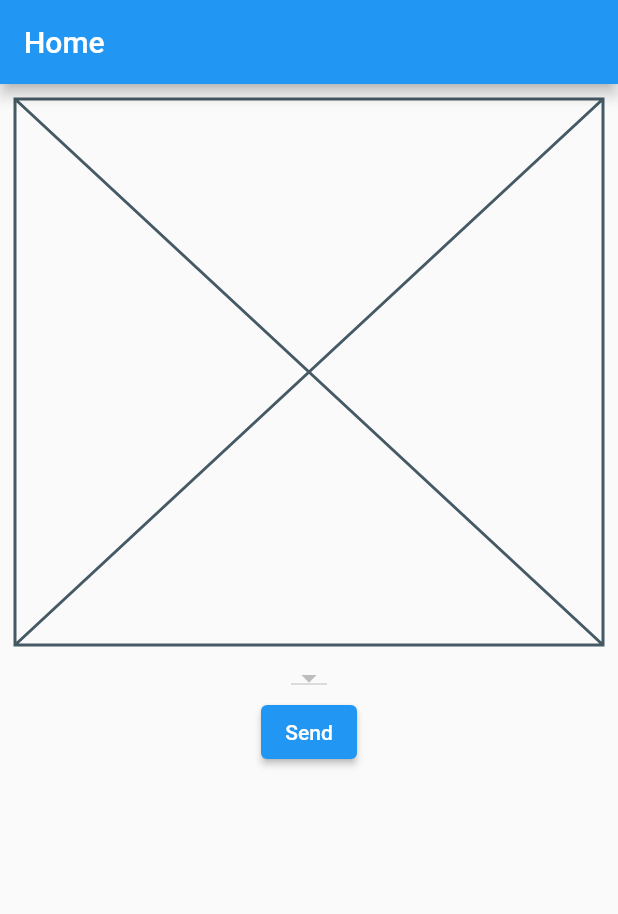
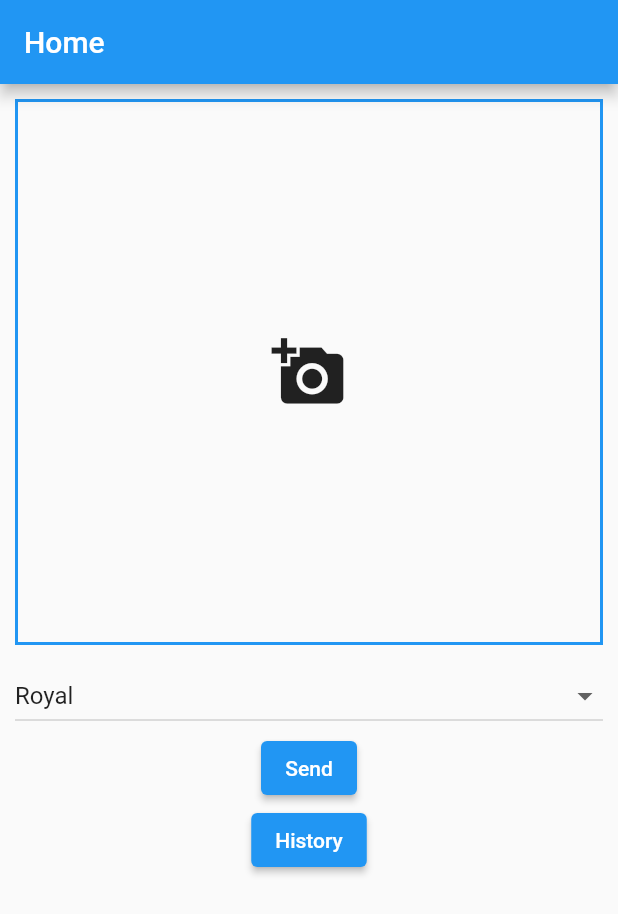
Before and after one commit to casaumayman/Smart-AI-for-house-design-mobile-app, a Flutter app: the screen it shows after launch, on a phone screen of 412 x 824 dp. Shown: the top 914 px of the screen. Run offline on Flutter 3.47's test engine with Material 2 defaults, Android fonts, the phone set to English and light mode, and no system bars; our stand-ins replace get, image_picker.

Commit message:
picker images

```diff
--- a/lib/main.dart
+++ b/lib/main.dart
@@ -1,4 +1,5 @@
 import 'package:change_house_colors/constants/theme.dart';
+import 'package:change_house_colors/modules/home/home_binding.dart';
 import 'package:change_house_colors/routes/routes.dart';
 import 'package:flutter/material.dart';
 import 'package:get/get.dart';
@@ -18,6 +19,7 @@ class MyApp extends StatelessWidget {
       theme: appTheme,
       getPages: Routes.pages,
       initialRoute: "/",
+      initialBinding: HomeBinding(),
     );
   }
 }
--- a/lib/modules/home/components/image.dart
+++ b/lib/modules/home/components/image.dart
@@ -1,13 +1,58 @@
-import 'package:flutter/widgets.dart';
+import 'dart:io';
 
-class DisplayImage extends StatelessWidget {
+import 'package:change_house_colors/modules/home/home_controller.dart';
+import 'package:flutter/material.dart';
+import 'package:get/get.dart';
+import 'package:image_picker/image_picker.dart';
+
+class DisplayImage extends GetView<HomeController> {
   const DisplayImage({super.key});
 
   @override
   Widget build(BuildContext context) {
     return Container(
+      width: double.infinity,
+      decoration: BoxDecoration(
+          border: Border.all(
+              color: Theme.of(context).colorScheme.primary, width: 2)),
       margin: const EdgeInsets.only(bottom: 10),
-      child: const Placeholder(),
+      child: Obx(() => _renderImage(controller.currentImageUrl.value)),
+    );
+  }
+
+  Widget _renderImage(XFile? xFile) {
+    if (xFile == null) {
+      return IconButton(
+        icon: const Icon(Icons.add_a_photo),
+        iconSize: 50,
+        onPressed: () {
+          controller.showImageSourcePicker();
+        },
+      );
+    }
+    File imageFile = File(xFile.path);
+    return Stack(
+      children: [
+        Container(
+          alignment: Alignment.center,
+          child: Image.file(
+            imageFile,
+            fit: BoxFit.contain,
+          ),
+        ),
+        Container(
+          width: double.infinity,
+          height: double.infinity,
+          alignment: Alignment.bottomRight,
+          child: IconButton(
+            icon: const Icon(Icons.add_a_photo),
+            iconSize: 30,
+            onPressed: () {
+              controller.showImageSourcePicker();
+            },
+          ),
+        )
+      ],
     );
   }
 }
--- a/lib/modules/home/components/input_zone.dart
+++ b/lib/modules/home/components/input_zone.dart
@@ -1,6 +1,9 @@
+import 'package:change_house_colors/modules/home/components/theme_picker.dart';
+import 'package:change_house_colors/modules/home/home_controller.dart';
 import 'package:flutter/material.dart';
+import 'package:get/get.dart';
 
-class InputZone extends StatelessWidget {
+class InputZone extends GetView<HomeController> {
   const InputZone({super.key});
 
   @override
@@ -9,8 +12,13 @@ class InputZone extends StatelessWidget {
       alignment: Alignment.topCenter,
       child: Column(
         children: [
-          DropdownButton(items: [], onChanged: (value) {}),
-          ElevatedButton(onPressed: () {}, child: const Text("Send")),
+          ThemePicker(),
+          ElevatedButton(
+              onPressed: () {
+                controller.sendInfoToServer();
+              },
+              child: const Text("Send")),
+          ElevatedButton(onPressed: () {}, child: const Text("History")),
         ],
       ),
     );
--- /dev/null
+++ b/lib/modules/home/components/theme_picker.dart
@@ -0,0 +1,25 @@
+import 'package:change_house_colors/modules/home/home_controller.dart';
+import 'package:change_house_colors/modules/home/models/theme_style.dart';
+import 'package:flutter/material.dart';
+import 'package:get/get.dart';
+
+class ThemePicker extends GetView<HomeController> {
+  ThemePicker({super.key});
+  final themes = ThemeStyle.listHouseTheme.map((name) {
+    var theme = ThemeStyle.fromName(name);
+    return DropdownMenuItem<ThemeStyle>(value: theme, child: Text(theme.name));
+  }).toList();
+
+  @override
+  Widget build(BuildContext context) {
+    return Obx(() => DropdownButton(
+        items: themes,
+        isExpanded: true,
+        value: controller.selectedTheme.value,
+        onChanged: (value) {
+          if (value != null) {
+            controller.setTheme(value);
+          }
+        }));
+  }
+}
--- /dev/null
+++ b/lib/modules/home/home_binding.dart
@@ -0,0 +1,9 @@
+import 'package:change_house_colors/modules/home/home_controller.dart';
+import 'package:get/get.dart';
+
+class HomeBinding implements Bindings {
+  @override
+  void dependencies() {
+    Get.put(HomeController());
+  }
+}
--- a/lib/modules/home/models/theme_style.dart
+++ b/lib/modules/home/models/theme_style.dart
@@ -20,4 +20,17 @@ class ThemeStyle {
     }
     return ThemeStyle._internal(name, index);
   }
+
+  @override
+  String toString() {
+    return "name: $name, code: $code";
+  }
+
+  @override
+  bool operator ==(Object other) {
+    return (other.hashCode == code);
+  }
+
+  @override
+  int get hashCode => code;
 }
--- a/lib/routes/routes.dart
+++ b/lib/routes/routes.dart
@@ -1,4 +1,5 @@
 import 'package:change_house_colors/modules/history/history_screen.dart';
+import 'package:change_house_colors/modules/home/home_binding.dart';
 import 'package:change_house_colors/modules/home/home_screen.dart';
 import 'package:get/get.dart';
 
@@ -7,7 +8,7 @@ class Routes {
   static const history = '/history';
 
   static List<GetPage> pages = [
-    GetPage(name: home, page: () => const HomeScreen()),
+    GetPage(name: home, page: () => const HomeScreen(), binding: HomeBinding()),
     GetPage(name: history, page: () => const HistoryScreen()),
   ];
 }
--- a/pubspec.yaml
+++ b/pubspec.yaml
@@ -37,6 +37,7 @@ dependencies:
   # Use with the CupertinoIcons class for iOS style icons.
   cupertino_icons: ^1.0.2
   get: ^4.6.1
+  image_picker: ^0.8.6
 
 dev_dependencies:
   flutter_test:
```
Also changed, not shown: lib/modules/home/home_controller.dart (+31 -1 lines), lib/utils/image_picker_utils.dart (added, +61 -0 lines), pubspec.lock.
